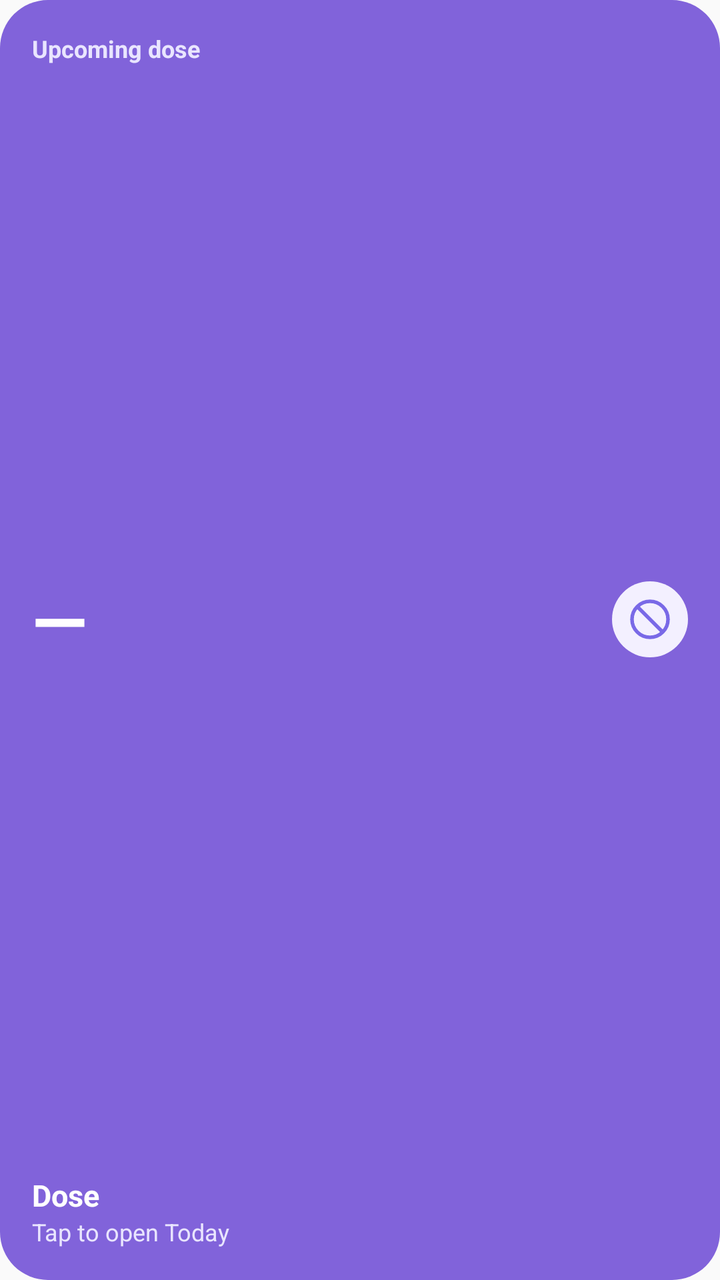
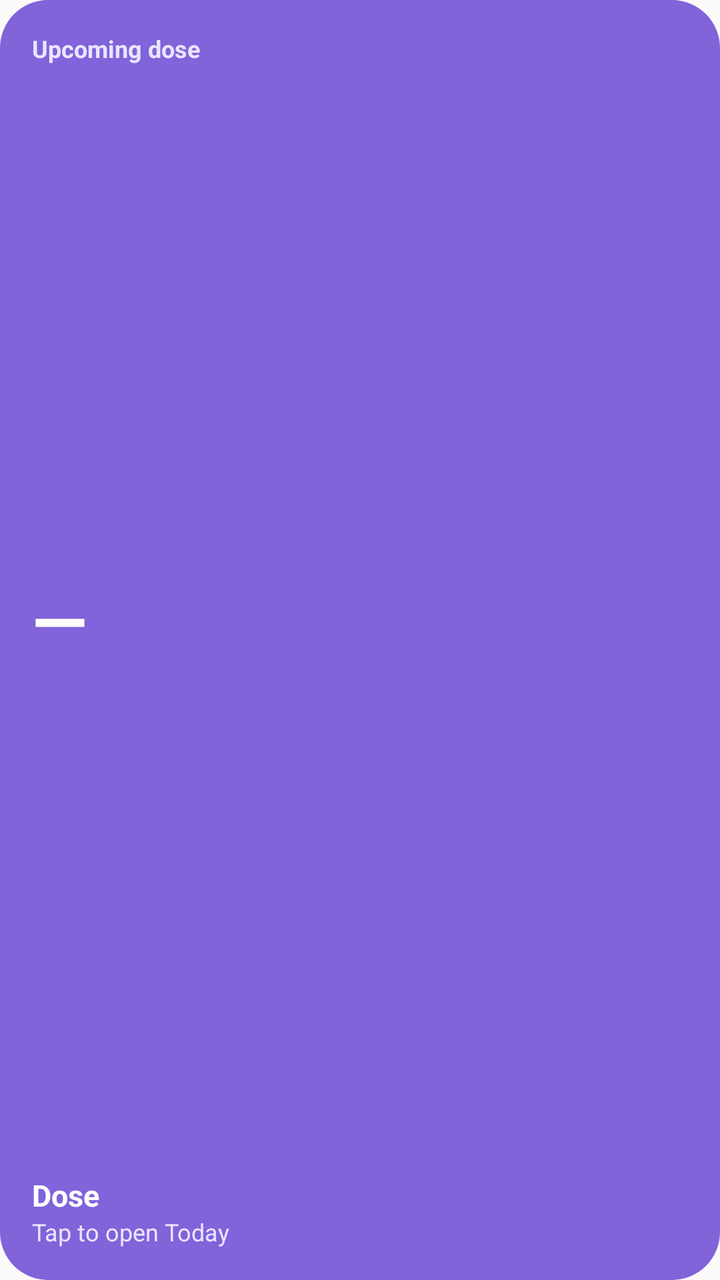

Compare the two renders of this Android layout. The source of the first and the diff that turns it into the second are given below.
<!-- AndroidManifest.xml: application theme Theme.Dose -->
<!-- res/layout/widget_upcoming_dose.xml -->
<?xml version="1.0" encoding="utf-8"?>
<LinearLayout xmlns:android="http://schemas.android.com/apk/res/android"
    android:id="@+id/widget_root" android:layout_width="match_parent" android:layout_height="match_parent"
    android:orientation="vertical" android:padding="16dp" android:background="@drawable/widget_background">
    <TextView android:id="@+id/widget_title" android:layout_width="match_parent" android:layout_height="wrap_content"
        android:text="@string/upcoming_dose" android:textColor="#E9E5FF" android:textSize="12sp" android:textStyle="bold" android:maxLines="1" android:ellipsize="end" />
    <LinearLayout android:layout_width="match_parent" android:layout_height="0dp" android:layout_weight="1" android:gravity="center_vertical" android:orientation="horizontal">
        <TextView android:id="@+id/widget_time" android:layout_width="0dp" android:layout_weight="1" android:layout_height="wrap_content"
            android:text="—" android:textColor="#FFFFFF" android:textSize="36sp" android:textStyle="bold" android:maxLines="1" />
        <ImageView android:id="@+id/widget_icon" android:layout_width="38dp" android:layout_height="38dp" android:padding="7dp"
            android:background="@drawable/widget_icon_background" android:src="@drawable/ic_form_pill" android:tint="#7969E7" android:contentDescription="@null" />
    </LinearLayout>
    <TextView android:id="@+id/widget_name" android:layout_width="match_parent" android:layout_height="wrap_content"
        android:text="@string/app_name" android:textColor="#FFFFFF" android:textSize="15sp" android:textStyle="bold" android:maxLines="1" android:ellipsize="end" />
    <TextView android:id="@+id/widget_dose" android:layout_width="match_parent" android:layout_height="wrap_content"
        android:text="@string/widget_open_today" android:textColor="#E9E5FF" android:textSize="12sp" android:maxLines="1" android:ellipsize="end" />
</LinearLayout>
<!-- resources referenced by this layout -->
<resources>
  <!-- drawable ic_form_pill (drawable) -->
  <vector xmlns:android="http://schemas.android.com/apk/res/android" android:width="24dp" android:height="24dp" android:viewportWidth="24" android:viewportHeight="24">
      <path android:pathData="M12,3 A9,9 0,1 0,12,21 A9,9 0,1 0,12,3 Z" android:fillColor="@android:color/transparent" android:strokeColor="#FFFFFFFF" android:strokeWidth="1.8" android:strokeLineCap="round" android:strokeLineJoin="round"/>
      <path android:pathData="M6,6 L18,18" android:fillColor="@android:color/transparent" android:strokeColor="#FFFFFFFF" android:strokeWidth="1.8" android:strokeLineCap="round" android:strokeLineJoin="round"/>
  </vector>
  <!-- drawable widget_background (drawable) -->
  <?xml version="1.0" encoding="utf-8"?>
  <shape xmlns:android="http://schemas.android.com/apk/res/android" android:shape="rectangle">
      <corners android:radius="24dp" /><solid android:color="#8163DA" />
  </shape>
  <!-- drawable widget_icon_background (drawable) -->
  <?xml version="1.0" encoding="utf-8"?>
  <shape xmlns:android="http://schemas.android.com/apk/res/android" android:shape="oval"><solid android:color="#F3F0FF" /></shape>
  <string name="app_name" translatable="false">Dose</string>
  <string name="upcoming_dose">"Upcoming dose"</string>
  <string name="widget_open_today">"Tap to open Today"</string>
  <style name="Theme.Dose" parent="android:style/Theme.Material.Light.NoActionBar">
          <item name="android:statusBarColor">#FAFBFE</item>
          <item name="android:navigationBarColor">#FFFFFF</item>
          <item name="android:windowLightStatusBar">true</item>
      </style>
</resources>

<!-- the commit's change to res/layout/widget_upcoming_dose.xml (unified diff, before → after) -->
@@ -7,8 +7,8 @@
     <LinearLayout android:layout_width="match_parent" android:layout_height="0dp" android:layout_weight="1" android:gravity="center_vertical" android:orientation="horizontal">
         <TextView android:id="@+id/widget_time" android:layout_width="0dp" android:layout_weight="1" android:layout_height="wrap_content"
             android:text="—" android:textColor="#FFFFFF" android:textSize="36sp" android:textStyle="bold" android:maxLines="1" />
-        <ImageView android:id="@+id/widget_icon" android:layout_width="38dp" android:layout_height="38dp" android:padding="7dp"
-            android:background="@drawable/widget_icon_background" android:src="@drawable/ic_form_pill" android:tint="#7969E7" android:contentDescription="@null" />
+        <ImageView android:id="@+id/widget_icon" android:layout_width="38dp" android:layout_height="38dp" android:scaleType="fitEnd"
+            android:contentDescription="@null" />
     </LinearLayout>
     <TextView android:id="@+id/widget_name" android:layout_width="match_parent" android:layout_height="wrap_content"
         android:text="@string/app_name" android:textColor="#FFFFFF" android:textSize="15sp" android:textStyle="bold" android:maxLines="1" android:ellipsize="end" />
<!-- resource entries referenced after the edit -->
@@ -1,18 +1,10 @@
 <!-- resources referenced by this layout -->
 <resources>
-  <!-- drawable ic_form_pill (drawable) -->
-  <vector xmlns:android="http://schemas.android.com/apk/res/android" android:width="24dp" android:height="24dp" android:viewportWidth="24" android:viewportHeight="24">
-      <path android:pathData="M12,3 A9,9 0,1 0,12,21 A9,9 0,1 0,12,3 Z" android:fillColor="@android:color/transparent" android:strokeColor="#FFFFFFFF" android:strokeWidth="1.8" android:strokeLineCap="round" android:strokeLineJoin="round"/>
-      <path android:pathData="M6,6 L18,18" android:fillColor="@android:color/transparent" android:strokeColor="#FFFFFFFF" android:strokeWidth="1.8" android:strokeLineCap="round" android:strokeLineJoin="round"/>
-  </vector>
   <!-- drawable widget_background (drawable) -->
   <?xml version="1.0" encoding="utf-8"?>
   <shape xmlns:android="http://schemas.android.com/apk/res/android" android:shape="rectangle">
       <corners android:radius="24dp" /><solid android:color="#8163DA" />
   </shape>
-  <!-- drawable widget_icon_background (drawable) -->
-  <?xml version="1.0" encoding="utf-8"?>
-  <shape xmlns:android="http://schemas.android.com/apk/res/android" android:shape="oval"><solid android:color="#F3F0FF" /></shape>
   <string name="app_name" translatable="false">Dose</string>
   <string name="upcoming_dose">"Upcoming dose"</string>
   <string name="widget_open_today">"Tap to open Today"</string>
